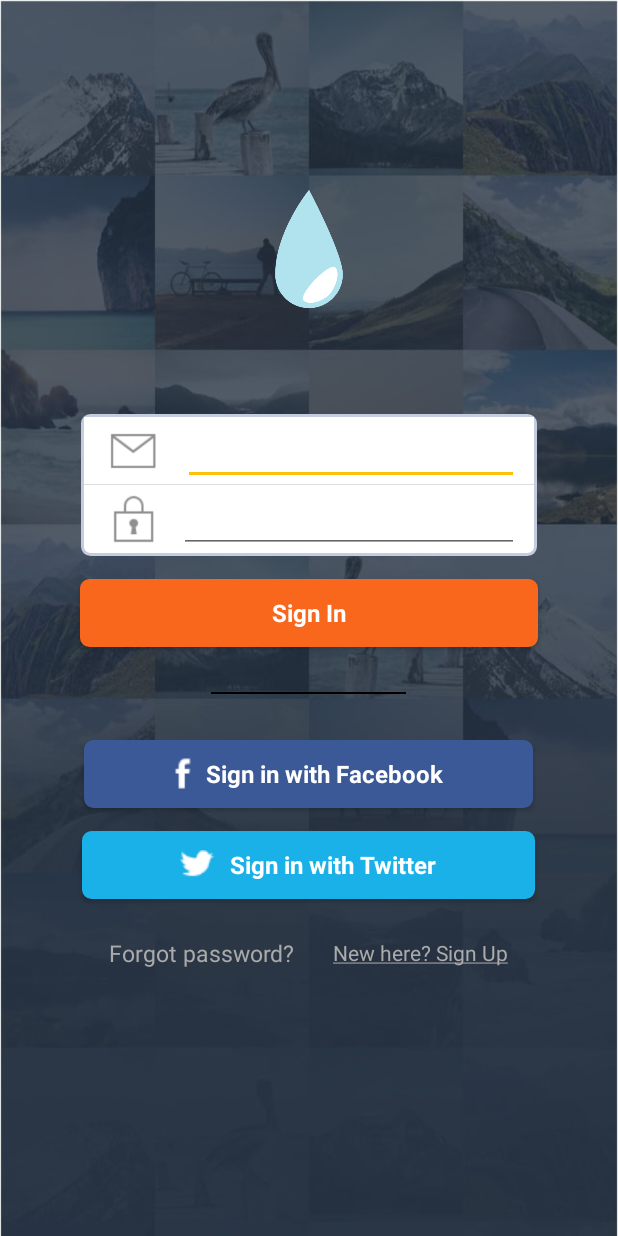
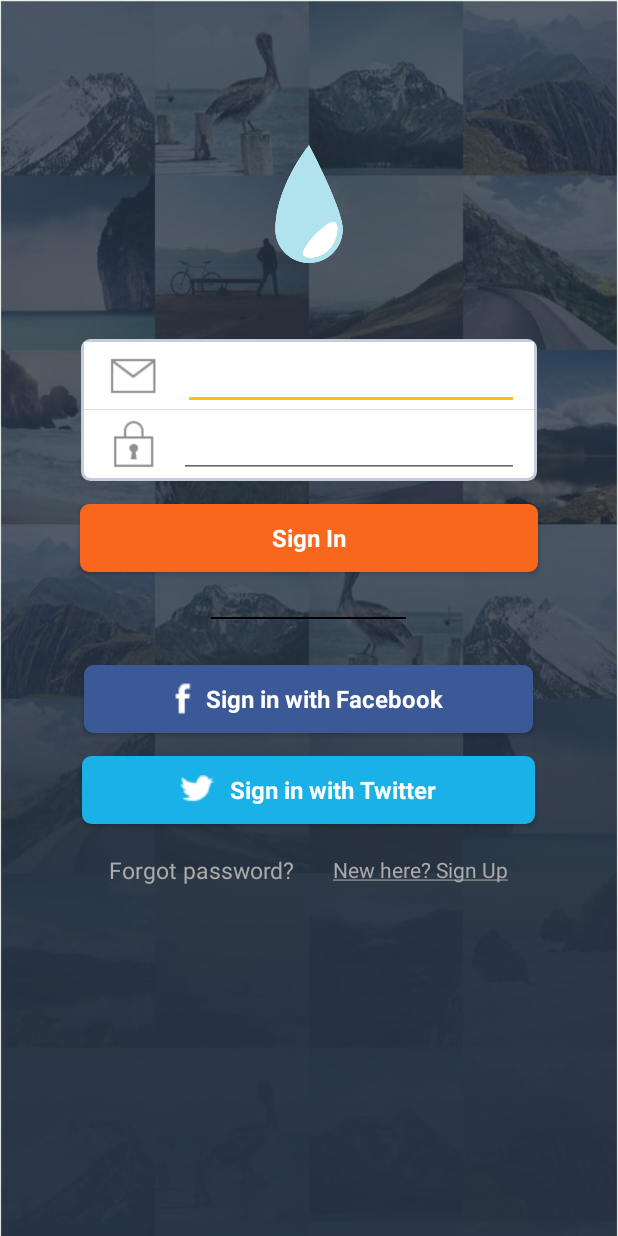
Before and after one commit to sunjayden/Drop, an Android app: the screen it shows after launch (MainActivity before the commit, WelcomeActivity after it), on a phone screen of 412 x 824 dp. Run offline under Robolectric (Android 15) with nearby library versions, the phone set to English and light mode, and no system bars.

Commit message:
updated file name

```diff
--- a/app/src/main/AndroidManifest.xml
+++ b/app/src/main/AndroidManifest.xml
@@ -18,7 +18,7 @@
                 <category android:name="android.intent.category.LAUNCHER" />
             </intent-filter>
         </activity>
-        <activity android:name=".controllers.MainActivity"/>
+        <activity android:name=".controllers.WelcomeActivity"/>
 
     </application>
 
--- a/app/src/main/java/gatech/cs2340/android/drop/controllers/SplashActivity.java
+++ b/app/src/main/java/gatech/cs2340/android/drop/controllers/SplashActivity.java
@@ -16,11 +16,11 @@ public class SplashActivity extends AppCompatActivity {
         super.onCreate(savedInstanceState);
         //hide the title bar
         getSupportActionBar().hide();
-        //delay MainActivity
+        //delay WelcomeActivity
         new Handler().postDelayed(new Runnable() {
            @Override
            public void run() {
-                Intent intent = new Intent(SplashActivity.this, MainActivity.class);
+                Intent intent = new Intent(SplashActivity.this, WelcomeActivity.class);
                 startActivity(intent);
                 finish();
             }
--- a/app/src/main/java/gatech/cs2340/android/drop/controllers/MainActivity.java
+++ b/app/src/main/java/gatech/cs2340/android/drop/controllers/WelcomeActivity.java
@@ -2,10 +2,11 @@ package gatech.cs2340.android.drop.controllers;
 
 import android.support.v7.app.AppCompatActivity;
 import android.os.Bundle;
+import android.widget.Button;
 
 import gatech.cs2340.android.drop.R;
 
-public class MainActivity extends AppCompatActivity {
+public class WelcomeActivity extends AppCompatActivity {
 
     @Override
     protected void onCreate(Bundle savedInstanceState) {
--- a/app/src/main/res/layout/activity_main.xml
+++ b/app/src/main/res/layout/activity_main.xml
@@ -10,14 +10,14 @@
     android:paddingLeft="@dimen/activity_horizontal_margin"
     android:paddingRight="@dimen/activity_horizontal_margin"
     android:paddingTop="@dimen/activity_vertical_margin"
-    tools:context="gatech.cs2340.android.drop.controllers.MainActivity">
+    tools:context="gatech.cs2340.android.drop.controllers.WelcomeActivity">
 
     <ImageView
         android:id="@+id/sign_in_logo"
         android:layout_width="match_parent"
         android:layout_height="100dp"
-        android:layout_marginBottom="60dp"
-        android:layout_marginTop="100dp"
+        android:layout_marginBottom="40dp"
+        android:layout_marginTop="70dp"
         android:scaleType="fitCenter"
         android:src="@drawable/logo" />
 
@@ -86,6 +86,7 @@
         android:background="@android:color/black" />
 
     <Button
+        android:id="@+id/facebook"
         style="@style/Button_image"
         android:background="@drawable/fb_rounded_corner"
         android:drawableLeft="@drawable/fb"
@@ -93,6 +94,7 @@
         android:text="@string/sign_in_fb" />
 
     <Button
+        android:id="@+id/twitter"
         style="@style/Button_image"
         android:background="@drawable/tw_rounded_corner"
         android:drawableLeft="@drawable/twitter"
@@ -103,7 +105,7 @@
     <LinearLayout
         android:layout_width="match_parent"
         android:layout_height="wrap_content"
-        android:layout_marginTop="25dp"
+        android:layout_marginTop="20dp"
         android:gravity="center">
 
         <TextView
--- a/app/src/main/res/values/styles.xml
+++ b/app/src/main/res/values/styles.xml
@@ -13,6 +13,8 @@
     <style name="AppTheme.Splash" parent ="Theme.AppCompat.Light">
         <item name="android:windowBackground">@drawable/splash_screen</item>
         <item name="android:windowNoTitle">true</item>
+        <item name="android:windowTranslucentStatus">true</item>
+        <item name="android:windowTranslucentNavigation">true</item>
     </style>
 
     <style name="Button" parent ="AppTheme">
```
